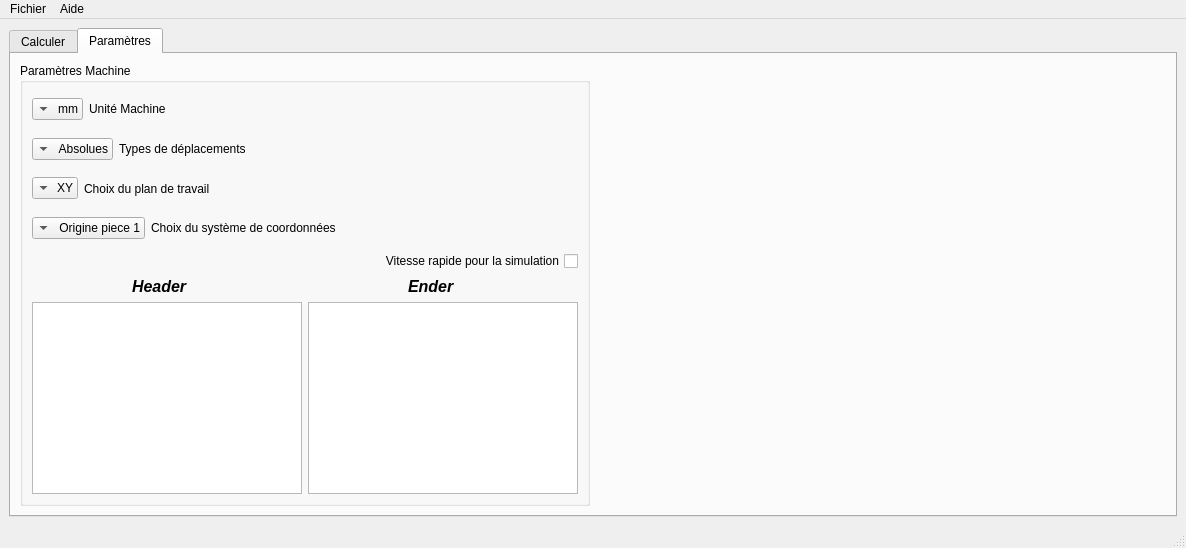
Above: Form1.ui from turkishviking/PostPro-Charlie-Bill before the change. Below: the same form after it.
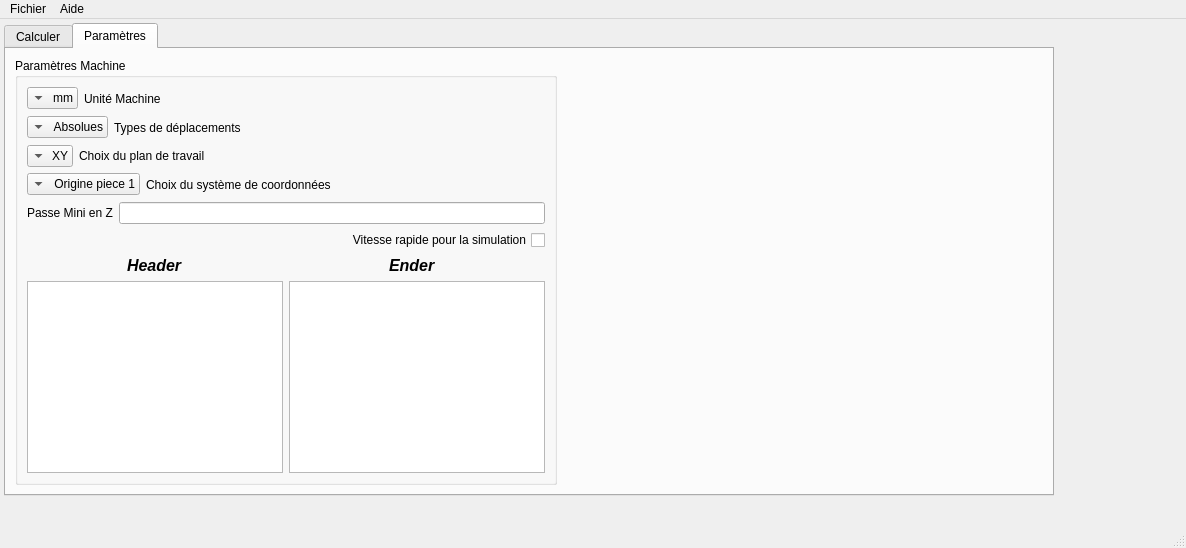
That is the form after the change. The open tabs and pages were chosen to show the change. Icons and pictures are not drawn. Custom widgets are drawn as their Qt base class.

```diff
--- a/Form1.ui
+++ b/Form1.ui
@@ -30,9 +30,15 @@
    <bool>true</bool>
   </property>
   <widget class="QWidget" name="centralwidget">
-   <layout class="QHBoxLayout" name="horizontalLayout">
-    <item>
      <widget class="QTabWidget" name="tabWidget">
+    <property name="geometry">
+     <rect>
+      <x>4</x>
+      <y>4</y>
+      <width>1050</width>
+      <height>473</height>
+     </rect>
+    </property>
       <property name="sizePolicy">
        <sizepolicy hsizetype="Expanding" vsizetype="Expanding">
         <horstretch>0</horstretch>
@@ -503,10 +509,6 @@
           <property name="title">
            <string>Paramètres Machine</string>
           </property>
-          <layout class="QHBoxLayout" name="horizontalLayout_10">
-           <item>
-            <layout class="QVBoxLayout" name="verticalLayout_7">
-             <item>
               <layout class="QVBoxLayout" name="verticalLayout_6">
                <item>
                 <layout class="QVBoxLayout" name="verticalLayout_5">
@@ -688,6 +690,18 @@
                  </item>
                 </layout>
                </item>
+         <item>
+          <layout class="QHBoxLayout" name="horizontalLayout">
+           <item>
+            <widget class="QLabel" name="label_7">
+             <property name="text">
+              <string>Passe Mini en Z</string>
+             </property>
+            </widget>
+           </item>
+           <item>
+            <widget class="QLineEdit" name="lineEdit"/>
+           </item>
               </layout>
              </item>
              <item>
@@ -778,8 +792,6 @@
               </layout>
              </item>
             </layout>
-           </item>
-          </layout>
          </widget>
         </item>
         <item>
@@ -798,8 +810,6 @@
        </layout>
       </widget>
      </widget>
-    </item>
-   </layout>
   </widget>
   <widget class="QMenuBar" name="menubar">
    <property name="geometry">
```
Left out of the diff: 4 changed lines with no effect on the pictures. Lines whose indentation alone changed are shown as unchanged.
